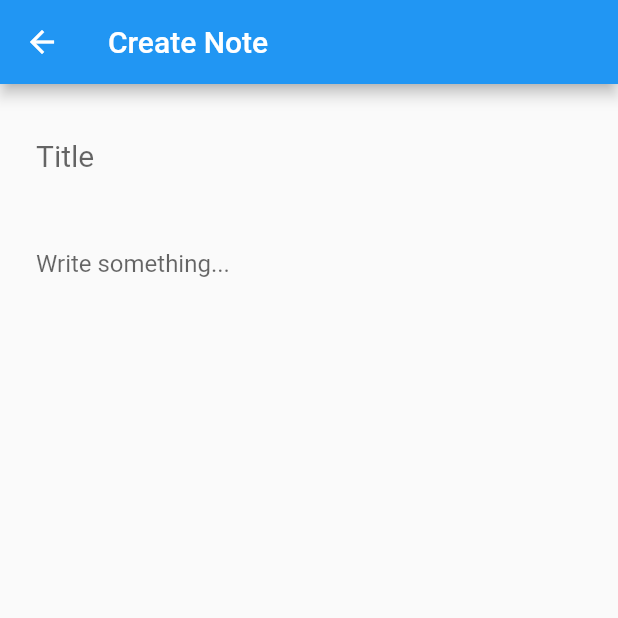
After one commit to edemekong/todome, a Flutter app: the AddNoteScreen screen opened directly, on a phone screen of 412 x 824 dp, the top half of it. The commit adds this screen. Run offline on Flutter 3.47's test engine with Material 2 defaults, Android fonts, the phone set to English and light mode, and no system bars.

Commit message:
add update

```diff
--- a/lib/components/note_card.dart
+++ b/lib/components/note_card.dart
@@ -4,16 +4,19 @@ import '../models/note.dart';
 class NoteCard extends StatelessWidget {
   final Note note;
   final VoidCallback onDelete;
+  final VoidCallback ontTap;
 
   const NoteCard({
     Key? key,
     required this.onDelete,
     required this.note,
+    required this.ontTap,
   }) : super(key: key);
 
   @override
   Widget build(BuildContext context) {
     return ListTile(
+      onTap: ontTap,
       title: Text(note.title),
       subtitle: Column(
         crossAxisAlignment: CrossAxisAlignment.start,
--- /dev/null
+++ b/lib/screens/add_note.dart
@@ -0,0 +1,88 @@
+import 'package:flutter/material.dart';
+
+import '../models/note.dart';
+
+class AddNoteScreen extends StatefulWidget {
+  final Note? note;
+  const AddNoteScreen({Key? key, this.note}) : super(key: key);
+
+  @override
+  State<AddNoteScreen> createState() => _NoteScreenState();
+}
+
+class _NoteScreenState extends State<AddNoteScreen> {
+  String title = "";
+  String description = "";
+
+  @override
+  void initState() {
+    title = widget.note?.title ?? "";
+    description = widget.note?.description ?? "";
+
+    super.initState();
+  }
+
+  @override
+  Widget build(BuildContext context) {
+    return Scaffold(
+      appBar: AppBar(
+        title: Text(widget.note != null ? "Edit Note" : "Create Note"),
+        leading: IconButton(
+          icon: const Icon(Icons.arrow_back),
+          onPressed: () {
+            bool checkIfTitleContainsValueAndDescriptionDoesNot = title.isNotEmpty && description.isEmpty;
+            bool checkIfDescriptionContainsValueAndTitleDoesNot = description.isNotEmpty && title.isEmpty;
+            bool checkIfBothTitleAndDescriptionContainsValue = title.isNotEmpty && description.isNotEmpty;
+
+            if (checkIfTitleContainsValueAndDescriptionDoesNot ||
+                checkIfDescriptionContainsValueAndTitleDoesNot ||
+                checkIfBothTitleAndDescriptionContainsValue) {
+              final oldNote = widget.note;
+              final newNote = Note(
+                id: oldNote != null ? oldNote.id : DateTime.now().toIso8601String(),
+                title: title,
+                description: description,
+                createdAt: oldNote != null ? oldNote.createdAt : DateTime.now(),
+              );
+
+              Navigator.pop(context, newNote);
+            } else {
+              Navigator.pop(context, null);
+            }
+          },
+        ),
+      ),
+      body: SingleChildScrollView(
+        padding: const EdgeInsets.all(24),
+        child: Column(
+          children: [
+            TextField(
+              controller: TextEditingController(text: widget.note?.title),
+              style: const TextStyle(fontSize: 20),
+              onChanged: (String? value) {
+                title = value!;
+              },
+              decoration: const InputDecoration(
+                hintText: "Title",
+                border: InputBorder.none,
+                hintStyle: TextStyle(fontSize: 20),
+              ),
+            ),
+            const SizedBox(height: 24),
+            TextField(
+              controller: TextEditingController(text: widget.note?.description),
+              onChanged: (String? value) {
+                description = value!;
+              },
+              maxLines: null,
+              decoration: const InputDecoration(
+                hintText: "Write something...",
+                border: InputBorder.none,
+              ),
+            ),
+          ],
+        ),
+      ),
+    );
+  }
+}
```
Also changed, not shown: lib/screens/home.dart (+22 -15 lines), lib/screens/note_screen.dart (deleted, +0 -64 lines).
